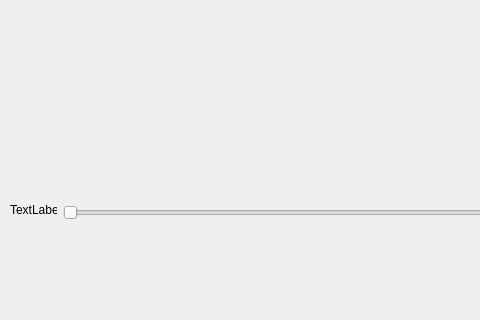
First picture: the form in stream/analysis/traficolorWidget.ui, repository AureClai/stream-python, before the edit; both pictures show x 0 to 480 and y 408 to 728 of the 965 by 728 pixel window.
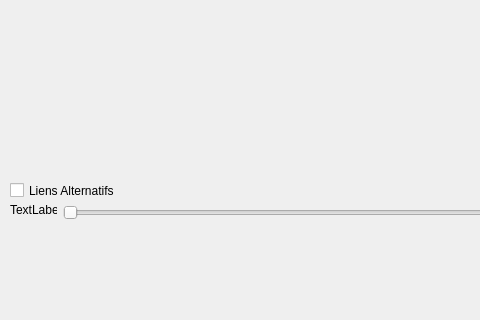
Second picture: the form after the edit.

Commit message: Add : Ajout de la possibilité d'observer les VR sur le traficolor

What changed in the file:
```diff
--- a/stream/analysis/traficolorWidget.ui
+++ b/stream/analysis/traficolorWidget.ui
@@ -83,6 +83,19 @@
      <string>TextLabel</string>
     </property>
    </widget>
+   <widget class="QCheckBox" name="alt_check">
+    <property name="geometry">
+     <rect>
+      <x>10</x>
+      <y>590</y>
+      <width>151</width>
+      <height>17</height>
+     </rect>
+    </property>
+    <property name="text">
+     <string>Liens Alternatifs</string>
+    </property>
+   </widget>
   </widget>
   <widget class="QMenuBar" name="menubar">
    <property name="geometry">
```
The commit also changes 3 other files.
